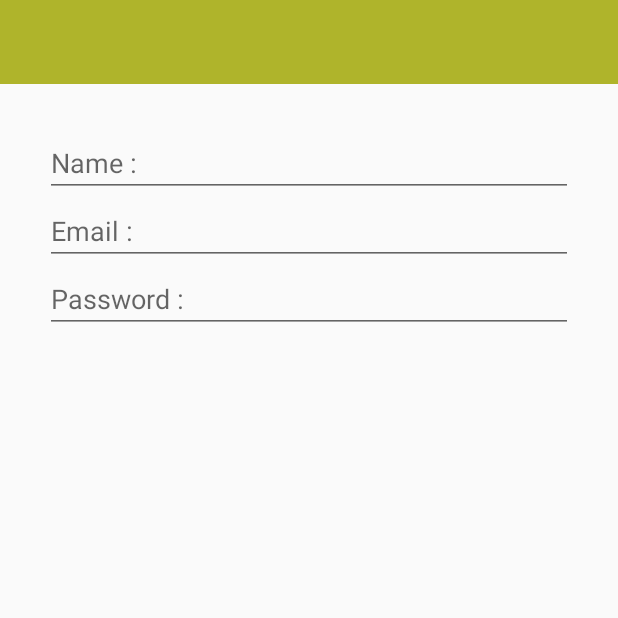
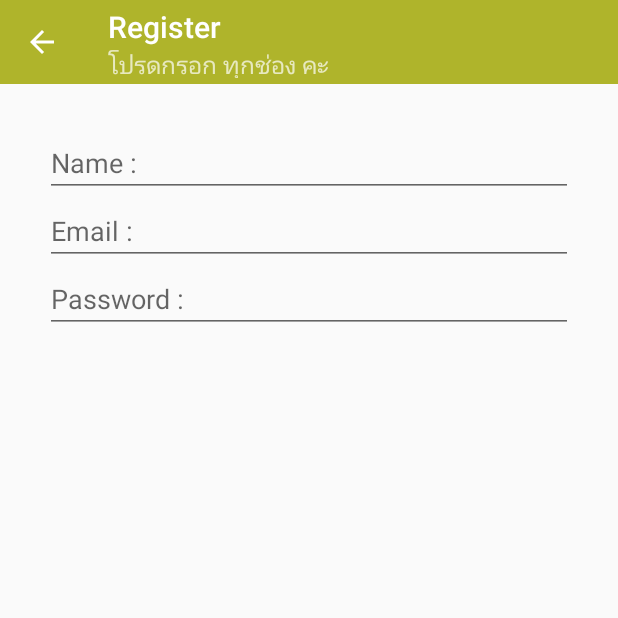
Before and after one commit to masterUNG/MyAngel, an Android app: the screen it shows after launch (MainActivity), after a tap on "Register", on a phone screen of 412 x 824 dp, the top half of it. Run offline under Robolectric (Android 15) with nearby library versions, the phone set to English and light mode, and no system bars.

Commit message:
Finish 12Dec

```diff
--- a/app/src/main/java/masterung/th/in/androidthai/myangel/RegisterFragment.java
+++ b/app/src/main/java/masterung/th/in/androidthai/myangel/RegisterFragment.java
@@ -2,7 +2,9 @@ package masterung.th.in.androidthai.myangel;
 
 
 import android.os.Bundle;
+import android.support.annotation.Nullable;
 import android.support.v4.app.Fragment;
+import android.support.v7.widget.Toolbar;
 import android.view.LayoutInflater;
 import android.view.View;
 import android.view.ViewGroup;
@@ -18,6 +20,31 @@ public class RegisterFragment extends Fragment {
         // Required empty public constructor
     }
 
+    @Override
+    public void onActivityCreated(@Nullable Bundle savedInstanceState) {
+        super.onActivityCreated(savedInstanceState);
+
+//        Create Toolbar
+        createToolbar();
+
+
+    }   // Main Method
+
+    private void createToolbar() {
+        Toolbar toolbar = getView().findViewById(R.id.toolbarRegister);
+        ((MainActivity)getActivity()).setSupportActionBar(toolbar);
+        ((MainActivity) getActivity()).getSupportActionBar().setTitle("Register");
+        ((MainActivity) getActivity()).getSupportActionBar().setSubtitle(getString(R.string.message_have_space));
+        ((MainActivity) getActivity()).getSupportActionBar().setHomeButtonEnabled(true);
+        ((MainActivity) getActivity()).getSupportActionBar().setDisplayHomeAsUpEnabled(true);
+        toolbar.setNavigationOnClickListener(new View.OnClickListener() {
+            @Override
+            public void onClick(View v) {
+                getActivity().getSupportFragmentManager().popBackStack();
+            }
+        });
+
+    }
 
     @Override
     public View onCreateView(LayoutInflater inflater, ViewGroup container,
@@ -26,4 +53,4 @@ public class RegisterFragment extends Fragment {
         return inflater.inflate(R.layout.fragment_register, container, false);
     }
 
-}
+}   // Main Class
--- a/app/src/main/res/values/strings.xml
+++ b/app/src/main/res/values/strings.xml
@@ -3,4 +3,9 @@
 
     <!-- TODO: Remove or change this placeholder text -->
     <string name="hello_blank_fragment">Hello blank fragment</string>
+
+
+    <string name="message_have_space">โปรดกรอก ทุกช่อง คะ</string>
+
+
 </resources>
```
Also changed, not shown: app/src/main/res/menu/menu_register.xml (added, +12 -0 lines), app/src/main/res/drawable-hdpi/ic_action_upload.png (added), app/src/main/res/drawable-mdpi/ic_action_upload.png (added), app/src/main/res/drawable-xhdpi/ic_action_upload.png (added), app/src/main/res/drawable-xxhdpi/ic_action_upload.png (added), app/src/main/res/drawable-xxxhdpi/ic_action_upload.png (added).
